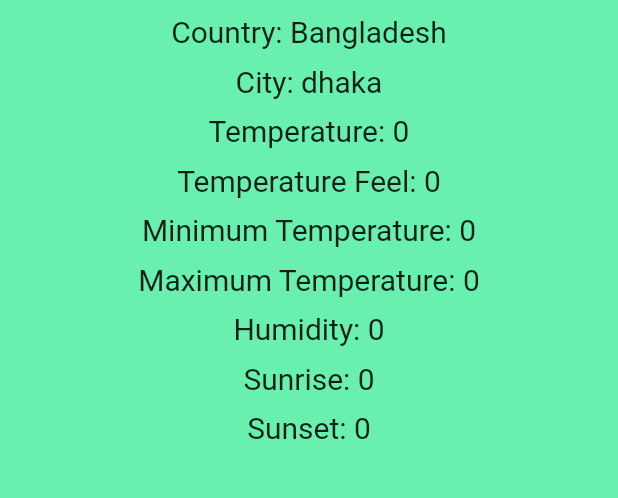
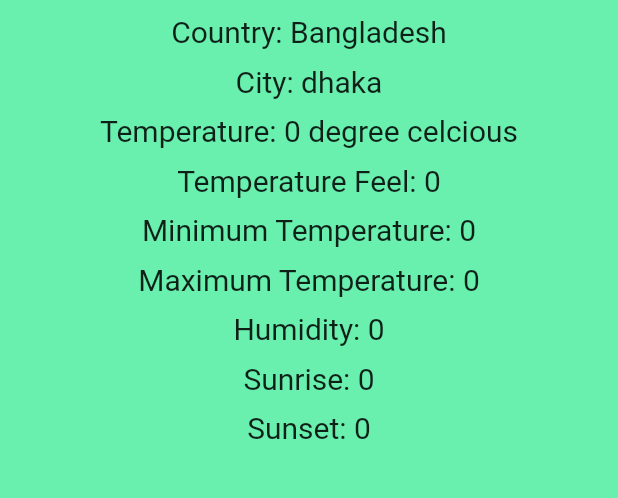
Before and after one commit to ashikurrahmanbhuiyan/weather_api, a Flutter app: the screen it shows after launch, on a phone screen of 412 x 824 dp, the part 299-797 px from its top. Run offline on Flutter 3.47's test engine with Material 2 defaults, Android fonts, the phone set to English and light mode, and no system bars; network calls fail.

```diff
--- a/lib/main.dart
+++ b/lib/main.dart
@@ -2,6 +2,7 @@ import 'package:flutter/material.dart';
 import 'package:weather_app/screen.dart';
 import 'package:http/http.dart' as http;
 import 'dart:convert';
+
 
 void main() => runApp(const MyApp1());
 
@@ -39,7 +40,7 @@ class _WeatherScreenState extends State<WeatherScreen> {
   String country = 'Bangladesh';
   String city = 'dhaka';
   String showCity = 'dhaka';
-  String temp = '0';
+  int temp = 0;
   String tempfeel = '0';
   String mintemp = '0';
   String maxtemp = '0';
@@ -62,7 +63,7 @@ class _WeatherScreenState extends State<WeatherScreen> {
     print(json.decode(response.body));
     setState(() {
       country = json.decode(response.body)['sys']['country'].toString();
-      temp = json.decode(response.body)['main']['temp'].toString();
+      temp = double.parse(json.decode(response.body)['main']['temp'].toString()).toInt() - 273.toInt();
       tempfeel = json.decode(response.body)['main']['feels_like'].toString();
       mintemp = json.decode(response.body)['main']['temp_min'].toString();
       maxtemp = json.decode(response.body)['main']['temp_max'].toString();
@@ -108,7 +109,7 @@ class _WeatherScreenState extends State<WeatherScreen> {
           const SizedBox(height: 10),
           Text('City: $showCity', style: const TextStyle(fontSize: 20),),
           const SizedBox(height: 10),
-          Text('Temperature: $temp', style: const TextStyle(fontSize: 20),),
+          Text('Temperature: $temp degree celcious', style: const TextStyle(fontSize: 20),),
           const SizedBox(height: 10),
           Text('Temperature Feel: $tempfeel', style: const TextStyle(fontSize: 20),),
           const SizedBox(height: 10),
```
